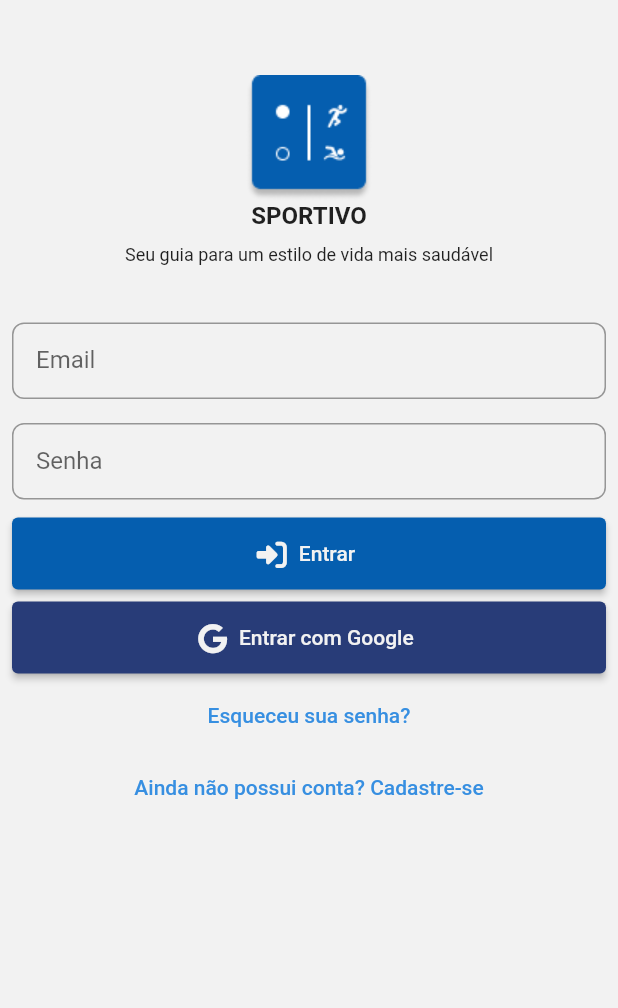
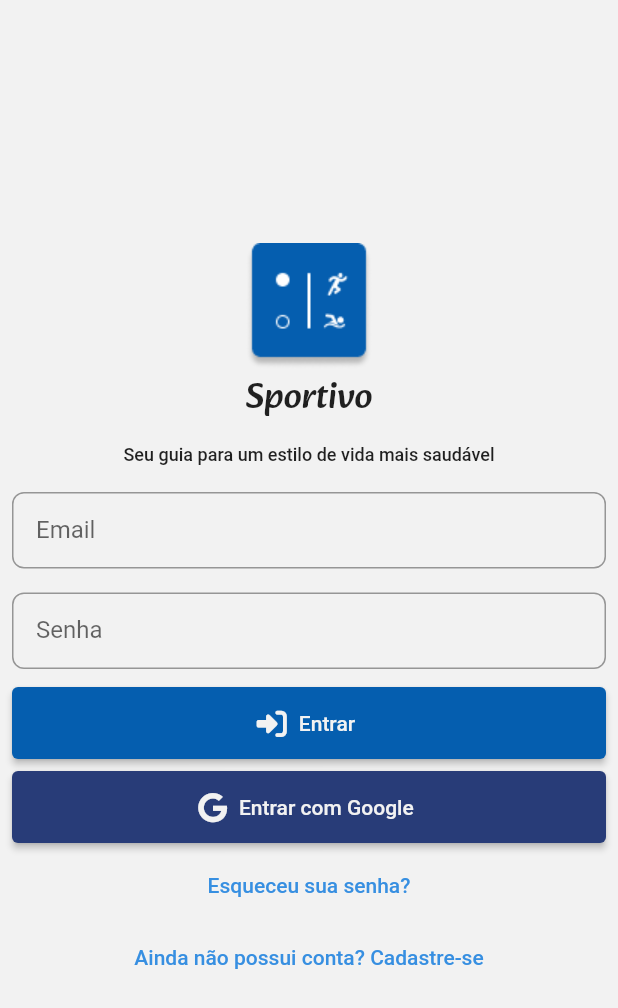
Before and after one commit to DiasNeto0305/sportivo, a Flutter app: the screen it shows after launch, on a phone screen of 412 x 824 dp. Shown: the top 1008 px of the screen. Run offline on Flutter 3.47's test engine with Material 2 defaults, Android fonts, the phone set to English and light mode, and no system bars; our stand-ins replace carousel_slider, firebase_auth, firebase_core, firebase_storage, flutter_screenutil, font_awesome_flutter and 3 more; accounts and stored records are empty.

Commit message:
Adicionando Fonte Logo Alkatra

```diff
--- a/lib/pages/login_page.dart
+++ b/lib/pages/login_page.dart
@@ -21,12 +21,15 @@ class LoginPage extends StatelessWidget {
 
     return Scaffold(
       body: SingleChildScrollView(
+        child: Container(
+          height: MediaQuery.of(context).size.height,
           child: Column(
             mainAxisAlignment: MainAxisAlignment.center,
             children: [
               _logo(height),
               _authForm(context),
             ],
+          ),
         ),
       ),
     );
@@ -36,22 +39,26 @@ class LoginPage extends StatelessWidget {
     return Column(
       children: [
         SizedBox(
-          height: height + 50,
+          height: height,
         ),
         Image.asset(Constants.LOGO),
         Text(
-          Constants.APP_NAME.toUpperCase(),
-          style: TextStyle(fontWeight: FontWeight.bold, fontSize: 16),
+          Constants.APP_NAME,
+          style: TextStyle(
+            fontFamily: 'Alkatra',
+            fontSize: 24,
+            fontWeight: FontWeight.w500,
+          ),
         ),
         SizedBox(
           height: 10,
         ),
         Text(
           Constants.APP_SLOGAN,
-          style: TextStyle(fontSize: 12),
+          style: TextStyle(fontSize: 12, fontWeight: FontWeight.w500),
         ),
         SizedBox(
-          height: 30,
+          height: 10,
         ),
       ],
     );
@@ -73,10 +80,14 @@ class LoginPage extends StatelessWidget {
         );
         Navigator.of(context).pushNamed('/loading');
       } on AuthException catch (error) {
-        showSnackbar(context: context, msg: error.toString(), color: Colors.red[900]);
+        showSnackbar(
+            context: context, msg: error.toString(), color: Colors.red[900]);
       } catch (error) {
         print(error);
-        showSnackbar(context: context, msg: 'Ocorreu um erro inesperado', color: Colors.red[900]);
+        showSnackbar(
+            context: context,
+            msg: 'Ocorreu um erro inesperado',
+            color: Colors.red[900]);
       }
     }
 
@@ -86,7 +97,10 @@ class LoginPage extends StatelessWidget {
         Navigator.of(context).pushNamed('/loading');
       } catch (error) {
         print(error);
-        showSnackbar(context: context, msg: 'Ocorreu um erro inesperado', color: Colors.red[900]);
+        showSnackbar(
+            context: context,
+            msg: 'Ocorreu um erro inesperado',
+            color: Colors.red[900]);
       }
     }
 
```
Also changed, not shown: lib/pages/home_page.dart (+12 -11 lines), pubspec.yaml (+5 -11 lines), assets/fonts/Alkatra-Medium.ttf (added), assets/fonts/Alkatra-Regular.ttf (added), pubspec.lock. Lines whose indentation alone changed are shown as unchanged.
